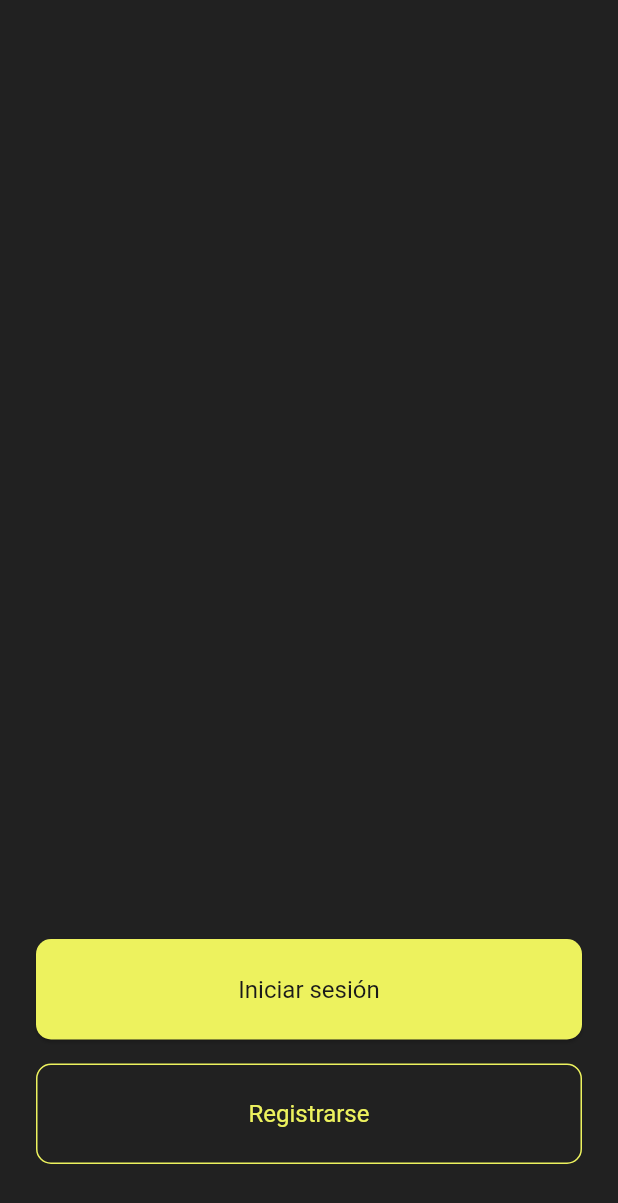
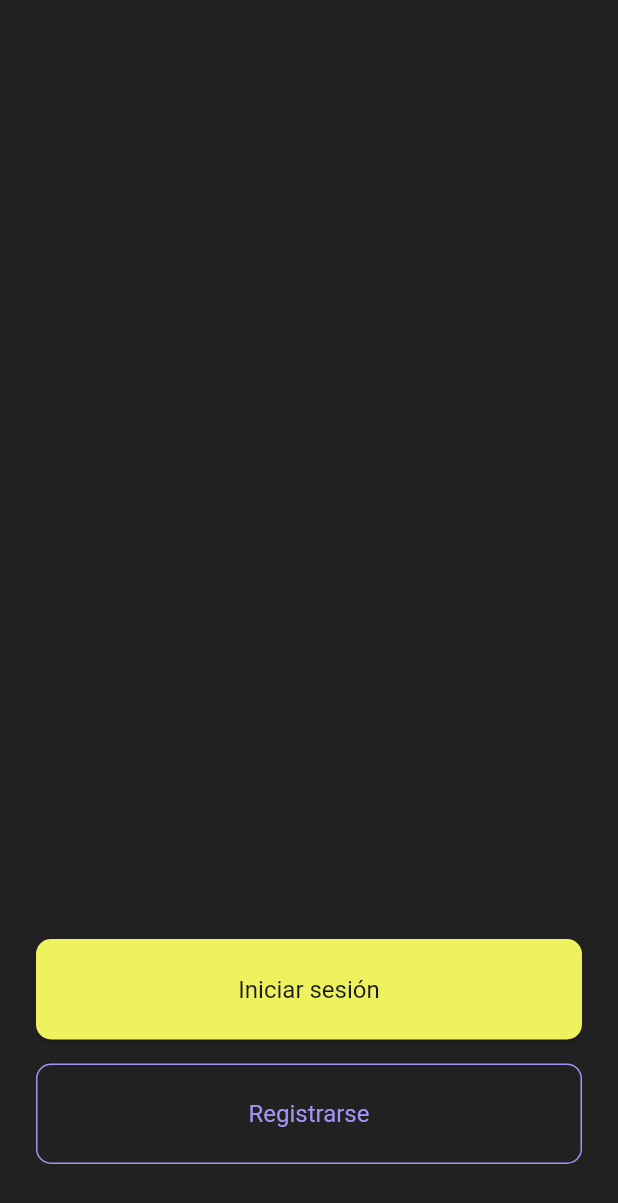
Before and after one commit to RonyOz/styla_mobile_app, a Flutter app: the screen it shows after launch, on a phone screen of 412 x 824 dp. Shown: the top 1203 px of the screen. Run offline on Flutter 3.47's test engine with Material 3 defaults, Android fonts, the phone set to English and light mode, and no system bars; our stand-ins replace flutter_bloc, supabase_flutter; accounts and stored records are empty; Roboto replaces fonts that are missing (Albert Sans).

Commit message:
fix: update OutlinedButton colors to use secondary color for consistency

```diff
--- a/lib/core/ui/widgets/app_button.dart
+++ b/lib/core/ui/widgets/app_button.dart
@@ -63,8 +63,8 @@ class AppButton extends StatelessWidget {
       return OutlinedButton(
         onPressed: isLoading ? null : onPressed,
         style: OutlinedButton.styleFrom(
-          foregroundColor: AppColors.primary,
-          side: BorderSide(color: AppColors.primary),
+          foregroundColor: AppColors.secondary,
+          side: BorderSide(color: AppColors.secondary),
           padding: AppSpacing.paddingLarge,
           shape: RoundedRectangleBorder(
             borderRadius: BorderRadius.circular(10),
@@ -77,7 +77,7 @@ class AppButton extends StatelessWidget {
                 width: 16,
                 child: CircularProgressIndicator(
                   strokeWidth: 2,
-                  valueColor: AlwaysStoppedAnimation<Color>(AppColors.primary),
+                  valueColor: AlwaysStoppedAnimation<Color>(AppColors.secondary),
                 ),
               )
             : Text(text),
```
